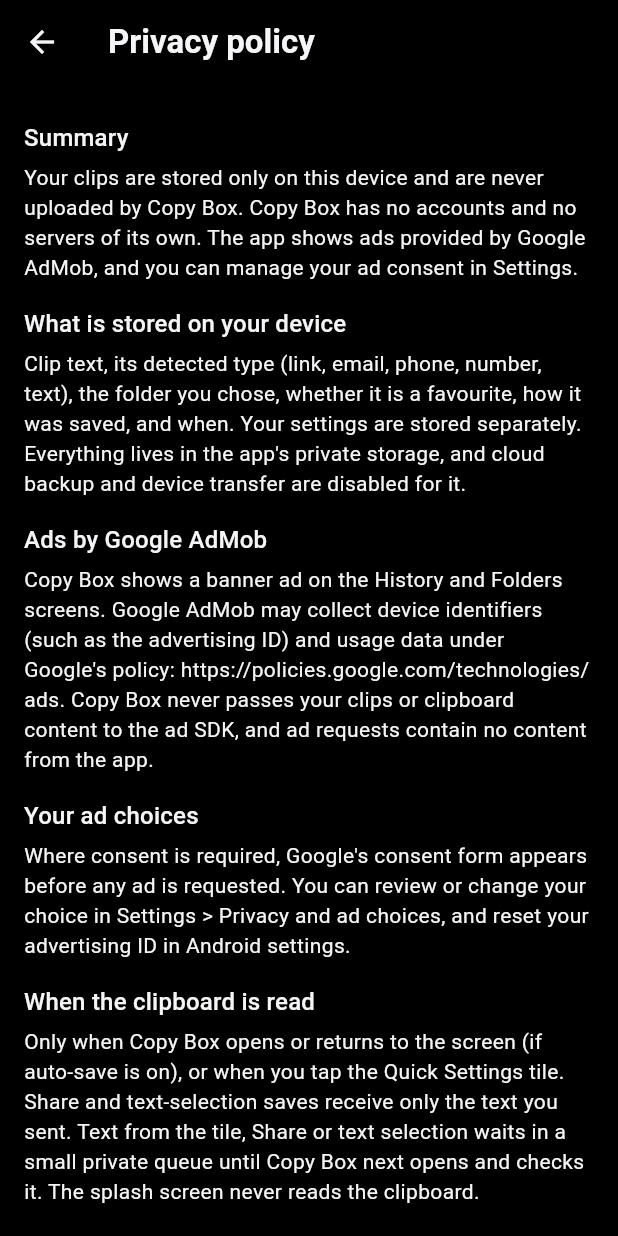
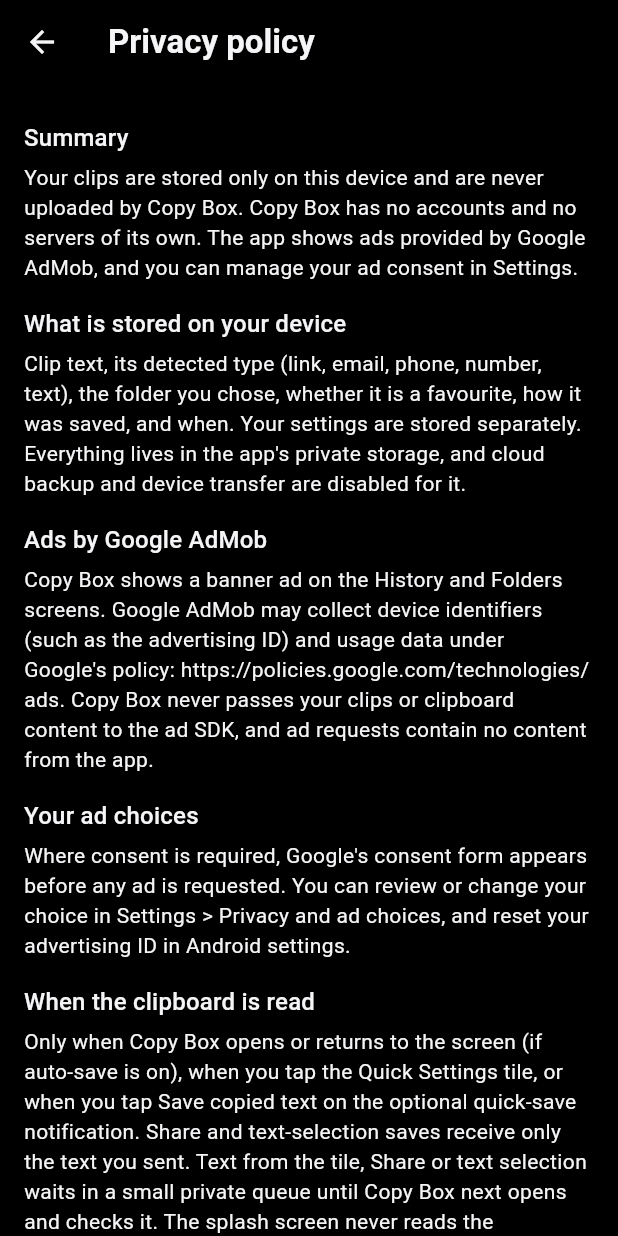
Before and after one commit to arifulislam50/ClipSave, a Flutter app: the PrivacyScreen screen opened directly, on a phone screen of 412 x 824 dp. Run offline on Flutter 3.47's test engine with Material 3 defaults, Android fonts, the phone set to English and light mode, and no system bars; our stand-ins replace google_mobile_ads, shared_preferences, sqflite; accounts and stored records are empty.

Commit message:
Quick-save notification, step 4: text, privacy and Data safety
Every "no runtime permissions" claim updated (README, PRIVACY_POLICY.md,
privacy_screen.dart, BUILD.md, manifest comments): Copy Box asks for the
notification permission only if you turn on the quick-save notification
(Android 13+); the notification never shows clip text; the Save button
reads the clipboard only when tapped; BOOT_COMPLETED is used only to show
the notification again after a restart. Privacy policy gains a quick-save
section, including Android 12+'s own clipboard notice. README capture table
gains the notification row. BUILD.md: POST_NOTIFICATIONS and
RECEIVE_BOOT_COMPLETED need no special Play Console declaration; release
permission list and pre-release checklist updated.

Co-Authored-By: Claude Opus 5.5 <noreply@anthropic.com>
Claude-Session: https://claude.ai/code/session_01N6Eg7wyMRWthf36cGp7EsP

```diff
--- a/lib/ui/screens/privacy_screen.dart
+++ b/lib/ui/screens/privacy_screen.dart
@@ -37,8 +37,9 @@ class PrivacyScreen extends StatelessWidget {
     ),
     (
       'When the clipboard is read',
-      'Only when Copy Box opens or returns to the screen (if auto-save is on), or '
-          'when you tap the Quick Settings tile. Share and '
+      'Only when Copy Box opens or returns to the screen (if auto-save is on), '
+          'when you tap the Quick Settings tile, or when you tap Save copied text on '
+          'the optional quick-save notification. Share and '
           'text-selection saves receive only the text you sent. Text from the tile, '
           'Share or text selection waits in a small private queue until Copy Box '
           'next opens and checks it. The splash screen never reads the clipboard.'
@@ -50,6 +51,16 @@ class PrivacyScreen extends StatelessWidget {
           'also skip text that looks like a password, one-time code, card number or '
           'key. Skipped items are held in memory for two minutes only and are never '
           'written to storage unless you tap "Save anyway".'
+    ),
+    (
+      'Notifications and permissions',
+      'Copy Box asks for the notification permission only if you turn on the '
+          'quick-save notification (Android 13+). The notification never shows clip '
+          'text; its Save button reads the clipboard only when tapped. Starting at '
+          'boot is used only to show the notification again after a restart. Android '
+          '12+ shows its own "pasted from your clipboard" notice whenever the '
+          'clipboard is read; apps cannot turn it off. No other runtime permissions '
+          'are requested.'
     ),
     (
       'Copying',
```
Also changed, not shown: 4 other files.
